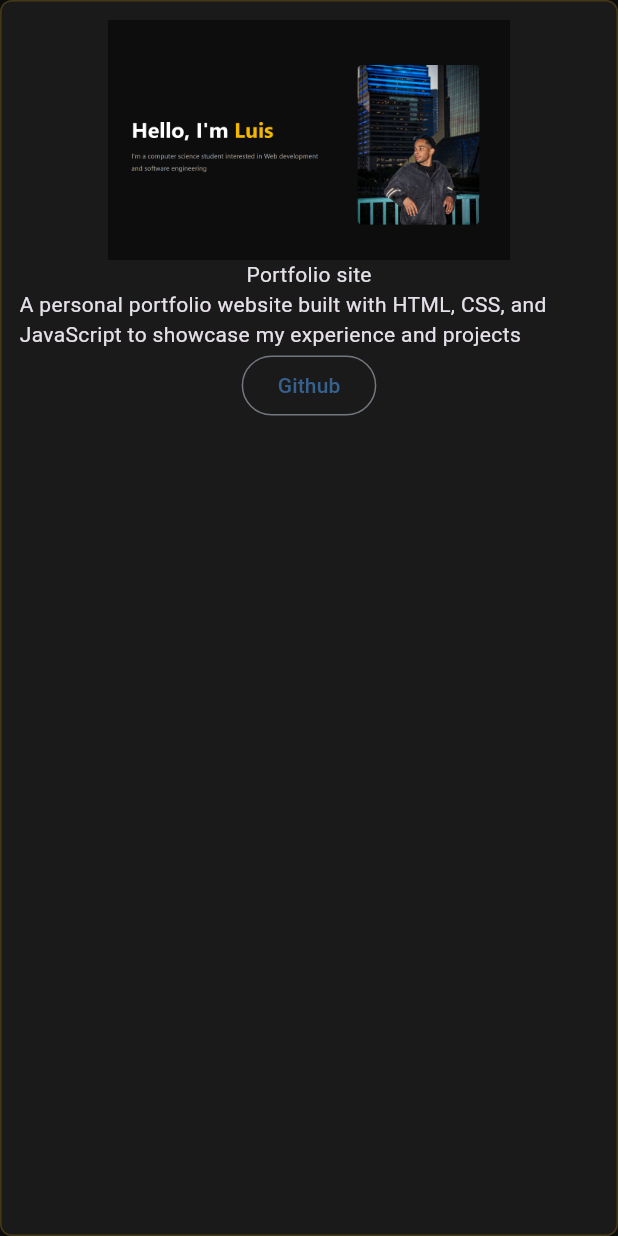
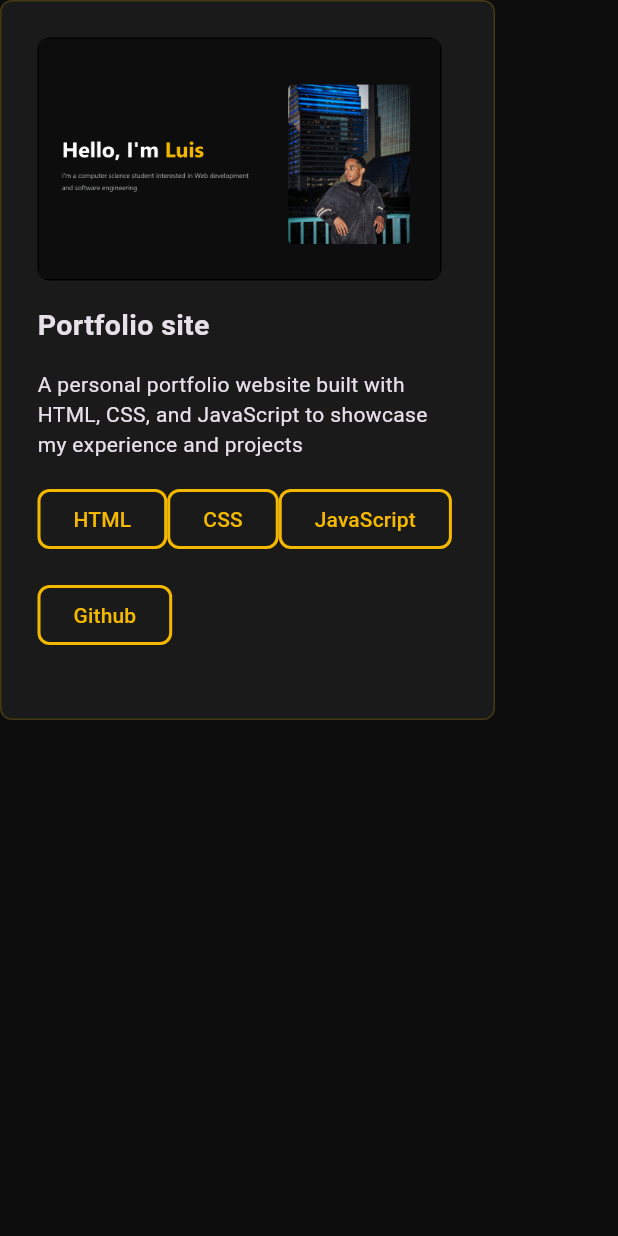
Before and after one commit to LuisClass0299/flutter_portfolio, a Flutter app: the ProjectEntry widget shown alone on an empty page, opened directly, on a phone screen of 412 x 824 dp. Run offline on Flutter 3.47's test engine with Material 3 defaults, Android fonts, the phone set to English and light mode, and no system bars; our stand-ins replace flutter_svg, font_awesome_flutter; Roboto replaces fonts that are missing (Segoe UI).

Commit message:
finished outline for projects

```diff
--- a/lib/pages/home_page.dart
+++ b/lib/pages/home_page.dart
@@ -55,7 +55,7 @@ class HomeContent extends StatelessWidget{
                     side: BorderSide(color: accent, width: 2),
                     shape: RoundedRectangleBorder(
                       borderRadius: BorderRadius.circular(8)
-                    )
+                    ),
                   ),
                   child: Text(
                     'See My Previous Experience',
--- a/lib/pages/project_page.dart
+++ b/lib/pages/project_page.dart
@@ -28,7 +28,7 @@ class ProjectContent extends StatelessWidget{
            ),
          ),
 
-        ProjectEntry(image: Image.asset('assets/hero.png'), projectName: 'Portfolio site', description: 'A personal portfolio website built with HTML, CSS, and JavaScript to showcase my experience and projects', github: 'https://github.com/LuisClass0299/Personal-Website')
+        ProjectEntry(image: Image.asset('assets/hero.png'), projectName: 'Portfolio site', description: 'A personal portfolio website built with HTML, CSS, and JavaScript to showcase my experience and projects', skills: ['HTML', 'CSS', 'JavaScript'], github: 'https://github.com/LuisClass0299/Personal-Website')
        ],
     );
   }
@@ -41,8 +41,10 @@ class ProjectEntry extends StatelessWidget{
     required this.image,
     required this.projectName,
     required this.description,
+    required this.skills,
     required this.github
   });
+  final List<String> skills;
   final Widget image;
   final String projectName;
   final String description;
@@ -51,7 +53,9 @@ class ProjectEntry extends StatelessWidget{
    @override
   Widget build(BuildContext context) {
     return Container(
-      padding: EdgeInsets.all(12),
+      padding: EdgeInsets.all(24),
+      width: 330,
+      height: 480,
       decoration: BoxDecoration(
         color: Color(0xFF1a1a1a),
         border: Border.all(
@@ -60,12 +64,54 @@ class ProjectEntry extends StatelessWidget{
         borderRadius: BorderRadius.circular(8),
       ),
       child: Column(
+        spacing: 16,
+        crossAxisAlignment: CrossAxisAlignment.start,
         children: [
-          SizedBox(height:160, child: image),
-          Text(projectName),
+          Container(
+            decoration: BoxDecoration(
+              border: Border.all(),
+              borderRadius: BorderRadius.circular(8),
+            ),
+            clipBehavior: Clip.antiAlias,
+            child: SizedBox(height:160, child: image)
+          ),
+          Text(
+            projectName,
+            style: TextStyle(
+              fontWeight: FontWeight.bold,
+              fontSize: 19,
+
+            ),
+          ),
           Text(description),
+          Row(
+            children: [
+              for(final skill in skills)
+                OutlinedButton(
+                onPressed: () {},
+                style: OutlinedButton.styleFrom(
+                  padding: const EdgeInsets.symmetric(horizontal: 24, vertical: 8),
+                  foregroundColor: accent,
+                  side: BorderSide(color: accent, width: 2),
+                  shape: RoundedRectangleBorder(
+                    borderRadius: BorderRadius.circular(8),
+                  ),
+                ),
+                child: Text(skill)
+                ),
+
+            ],
+          ),
           OutlinedButton(
             onPressed: () => launchUrl(Uri.parse(github)),
+            style: OutlinedButton.styleFrom(
+              padding: const EdgeInsets.symmetric(horizontal: 24, vertical: 8),
+              foregroundColor: accent,
+              side: BorderSide(color: accent, width: 2),
+              shape: RoundedRectangleBorder(
+                borderRadius: BorderRadius.circular(8),
+              ),
+            ),
             child: Text('Github')
           ),
         ],
```
